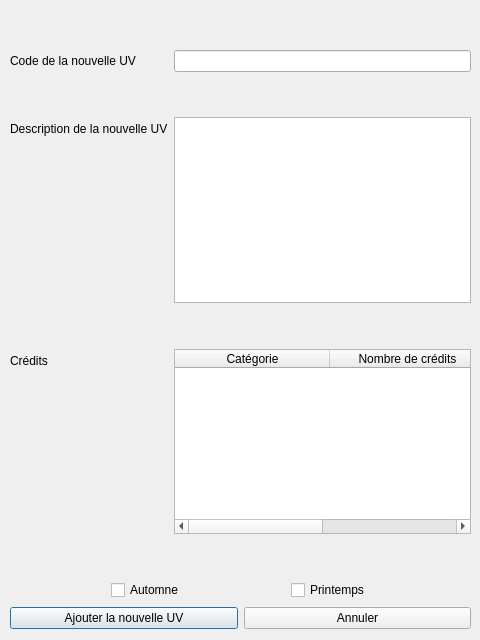
First picture: the form in ajouteruvwindow.ui, repository Clement-Fichmann/UTProfiler, before the edit.
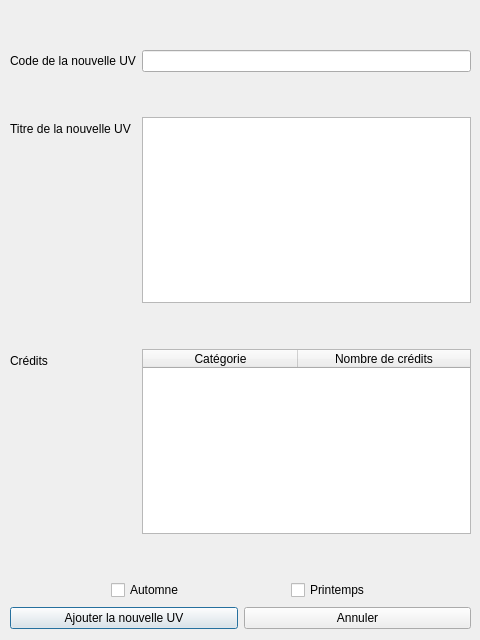
Second picture: the form after the edit.

Patch:
```diff
--- a/ajouteruvwindow.ui
+++ b/ajouteruvwindow.ui
@@ -44,7 +44,7 @@
       <item row="3" column="0">
        <widget class="QLabel" name="lblDescription">
         <property name="text">
-         <string>Description de la nouvelle UV</string>
+         <string>Titre de la nouvelle UV</string>
         </property>
        </widget>
       </item>
```
